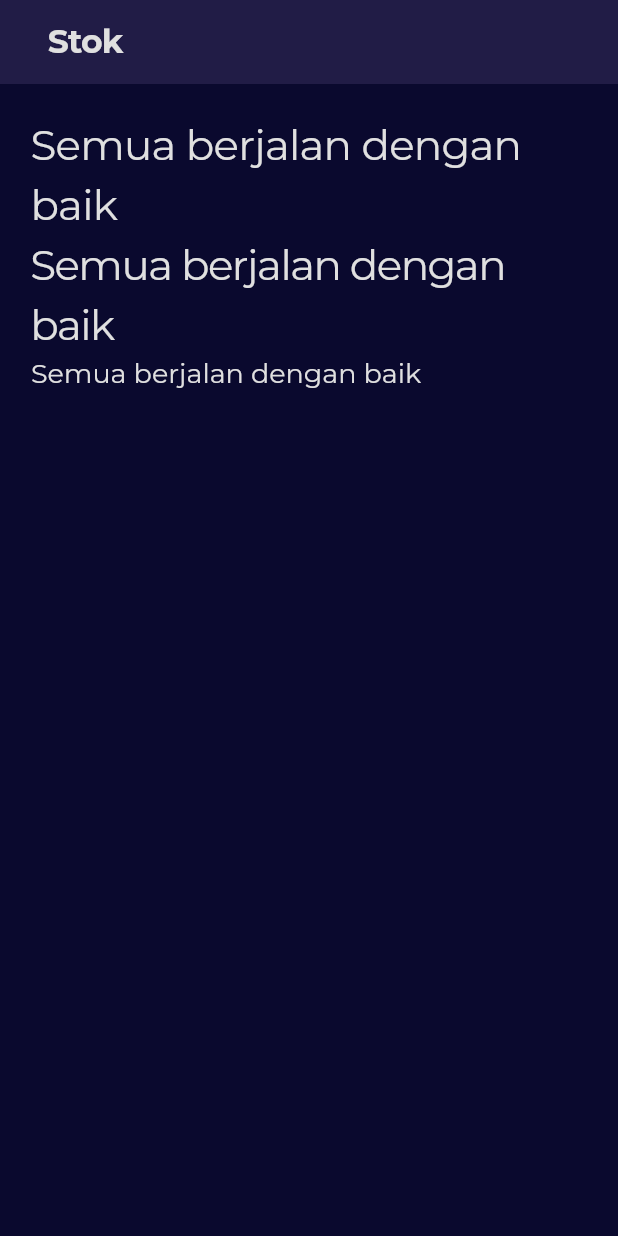
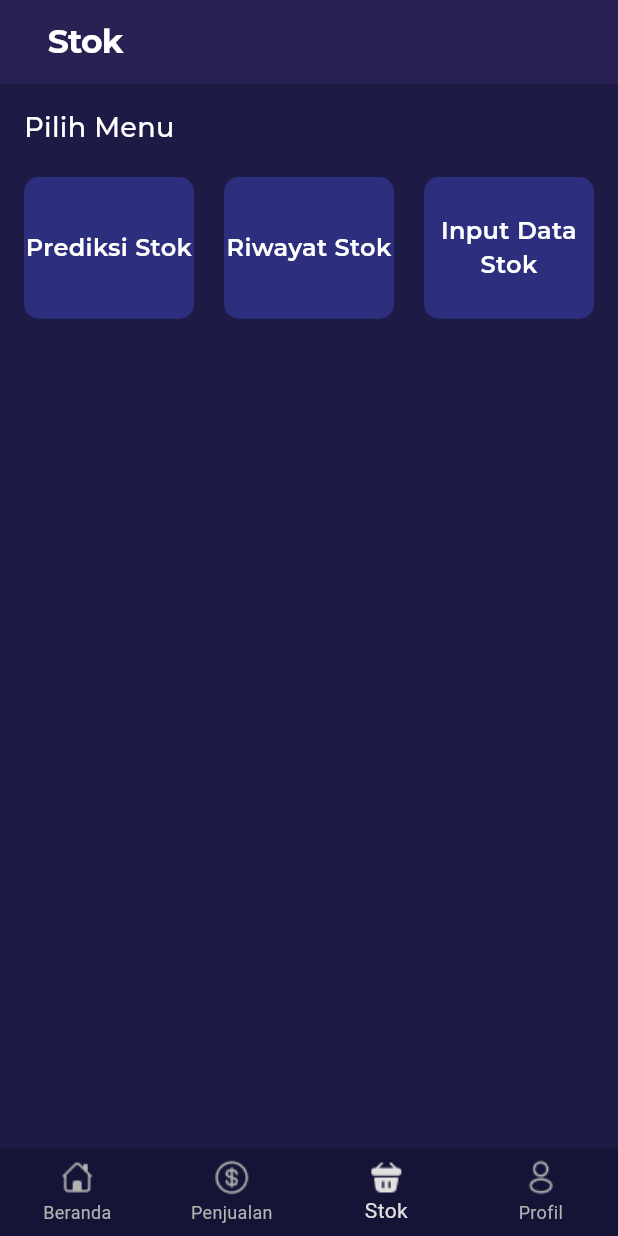
Before and after one commit to Bizniz-Corp/BizGrow-Mobile, a Flutter app: the screen it shows after launch, item 3 of the bottom bar chosen, on a phone screen of 412 x 824 dp. Run offline on Flutter 3.47's test engine with Material 3 defaults, Android fonts, the phone set to English and light mode, and no system bars; our stand-ins replace google_fonts.

Commit message:
Update stok_screen.dart

```diff
--- a/bizgrow_mobile_frontend/lib/screens/stok/stok_screen.dart
+++ b/bizgrow_mobile_frontend/lib/screens/stok/stok_screen.dart
@@ -1,38 +1,99 @@
-import 'package:bizgrow_mobile_frontend/themes/colors.dart';
 import 'package:flutter/material.dart';
 import 'package:google_fonts/google_fonts.dart';
-import 'package:bizgrow_mobile_frontend/themes/theme.dart';
-import 'package:bizgrow_mobile_frontend/themes/text_styles.dart';
+import 'package:bizgrow_mobile_frontend/widgets/navbar.dart';
+import 'package:bizgrow_mobile_frontend/screens/stok/input_data_stok.dart'; // Pastikan ini diimpor
 
-class StokScreen extends StatelessWidget{
+class StokScreen extends StatelessWidget {
   @override
   Widget build(BuildContext context) {
     return Scaffold(
       appBar: AppBar(
-        title: Text('Stok'),
+        title: Text(
+          'Stok',
+          style: GoogleFonts.montserrat(
+            fontSize: 22,
+            fontWeight: FontWeight.bold,
+            color: Colors.white,
+          ),
+        ),
+        backgroundColor: Color(0xFF1D1B46), // Warna biru tua dari gambar
       ),
       body: Container(
-        margin: EdgeInsets.all(BizGrowTheme.getMargin(context)),
+        color: Color(0xFF1D1B46), // Latar belakang warna biru tua
+        padding: EdgeInsets.all(16),
         child: Column(
           crossAxisAlignment: CrossAxisAlignment.start,
           children: [
             Text(
-              'Semua berjalan dengan baik',
-              style: GoogleFonts.montserrat(fontSize: 28, color: Monochrome.whiteDarkMode,
-              letterSpacing: -0.5
+              'Pilih Menu',
+              style: GoogleFonts.montserrat(
+                fontSize: 18,
+                color: Colors.white,
+                fontWeight: FontWeight.w500,
               ),
             ),
-            Text(
-              'Semua berjalan dengan baik',
-              style: GoogleFonts.montserrat(fontSize: 28, color: Monochrome.whiteDarkMode,
-              letterSpacing: -1
+            SizedBox(height: 20),
+            Expanded(
+              child: GridView.count(
+                crossAxisCount: 3,
+                mainAxisSpacing: 20,
+                crossAxisSpacing: 20,
+                childAspectRatio: 1.2, // Mengatur tinggi kotak agar lebih besar
+                children: [
+                  buildMenuButton(
+                    context,
+                    'Prediksi Stok',
+                    () {
+                      // Navigasi ke halaman Prediksi Demand
+                    },
+                  ),
+                  buildMenuButton(
+                    context,
+                    'Riwayat Stok',
+                    () {
+                      // Navigasi ke halaman Riwayat Penjualan
+                    },
+                  ),
+                  buildMenuButton(
+                    context,
+                    'Input Data Stok',
+                    () {
+                      Navigator.push(
+                        context,
+                        MaterialPageRoute(
+                          builder: (context) => InputDataStokScreen(),
+                        ),
+                      );
+                    },
+                  ),
+                ],
               ),
             ),
-            Text(
-              'Semua berjalan dengan baik',
-              style: Regular.large.withColor(Monochrome.whiteDarkMode),
+          ],
+        ),
+      ),
+      bottomNavigationBar: MainNavigator(selectedIndex: 2),
+    );
+  }
+
+  Widget buildMenuButton(BuildContext context, String title, VoidCallback onTap) {
+    return GestureDetector(
+      onTap: onTap,
+      child: Container(
+        decoration: BoxDecoration(
+          color: Color(0xFF2D2F7E), // Warna biru dari kotak menu
+          borderRadius: BorderRadius.circular(10),
+        ),
+        child: Center(
+          child: Text(
+            title,
+            textAlign: TextAlign.center,
+            style: GoogleFonts.montserrat(
+              fontSize: 16,
+              color: Colors.white,
+              fontWeight: FontWeight.w600,
             ),
-          ],
+          ),
         ),
       ),
     );
```
